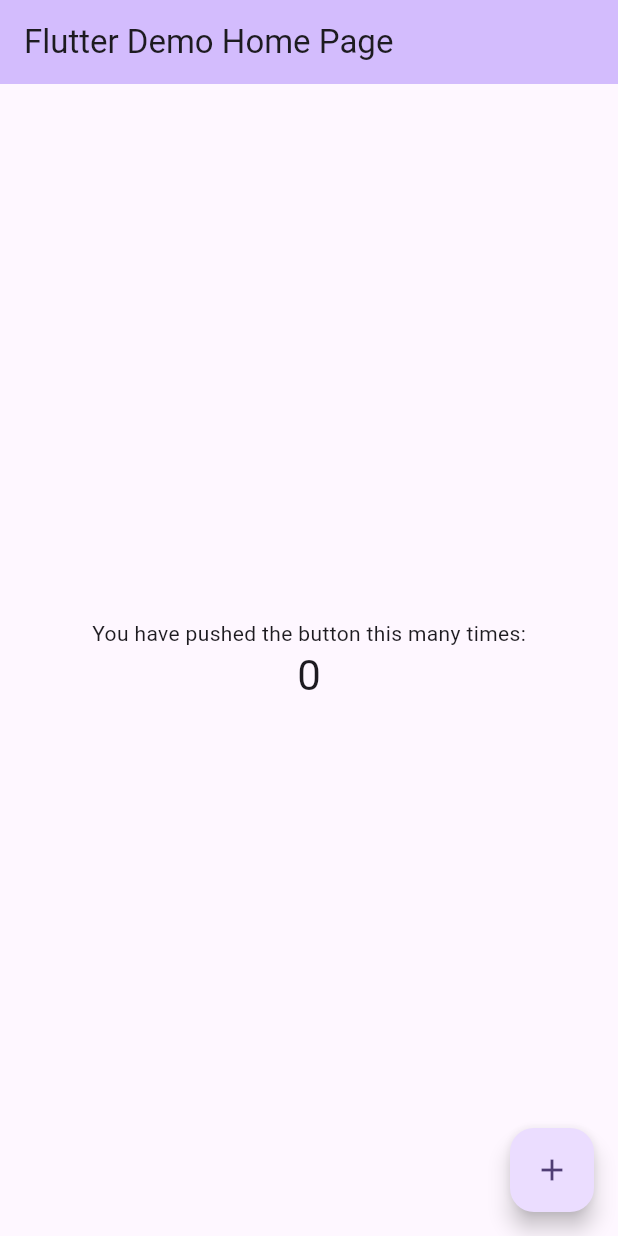
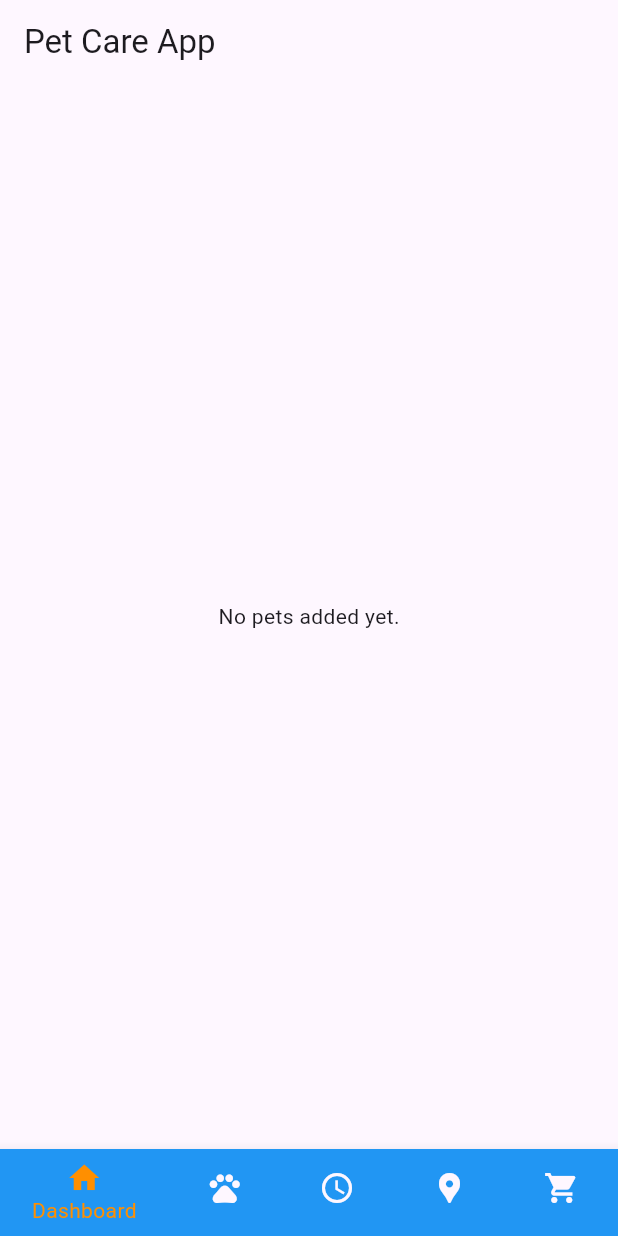
Before and after one commit to bajajku/Pet-Care, a Flutter app: the screen it shows after launch, on a phone screen of 412 x 824 dp. Run offline on Flutter 3.47's test engine with Material 3 defaults, Android fonts, the phone set to English and light mode, and no system bars.

```diff
--- a/lib/Screens/home_screen.dart
+++ b/lib/Screens/home_screen.dart
@@ -0,0 +1,22 @@
+import 'package:flutter/material.dart';
+import 'package:provider/provider.dart';
+import '../providers/pet_provider.dart';
+import '../widgets/pet_card.dart';
+import 'add_pet_screen.dart';
+
+class HomeScreen extends StatelessWidget {
+  static const routeName = '/';
+
+  @override
+  Widget build(BuildContext context) {
+    final petProvider = Provider.of<PetProvider>(context);
+    return Scaffold(
+      body: petProvider.pets.isEmpty
+          ? Center(child: Text('No pets added yet.'))
+          : ListView.builder(
+        itemCount: petProvider.pets.length,
+        itemBuilder: (ctx, index) => PetCard(petProvider.pets[index]),
+      ),
+    );
+  }
+}
--- a/lib/main.dart
+++ b/lib/main.dart
@@ -1,125 +1,30 @@
 import 'package:flutter/material.dart';
+import 'package:pet_care/widgets/bottom_nav_bar.dart';
+import 'package:provider/provider.dart';
+import 'Screens/add_pet_screen.dart';
+import 'Screens/home_screen.dart';
+import 'providers/pet_provider.dart';
 
 void main() {
-  runApp(const MyApp());
+  runApp(const PetCareApp());
 }
 
-class MyApp extends StatelessWidget {
-  const MyApp({super.key});
+class PetCareApp extends StatelessWidget {
+  const PetCareApp({super.key});
 
-  // This widget is the root of your application.
   @override
   Widget build(BuildContext context) {
-    return MaterialApp(
-      title: 'Flutter Demo',
-      theme: ThemeData(
-        // This is the theme of your application.
-        //
-        // TRY THIS: Try running your application with "flutter run". You'll see
-        // the application has a purple toolbar. Then, without quitting the app,
-        // try changing the seedColor in the colorScheme below to Colors.green
-        // and then invoke "hot reload" (save your changes or press the "hot
-        // reload" button in a Flutter-supported IDE, or press "r" if you used
-        // the command line to start the app).
-        //
-        // Notice that the counter didn't reset back to zero; the application
-        // state is not lost during the reload. To reset the state, use hot
-        // restart instead.
-        //
-        // This works for code too, not just values: Most code changes can be
-        // tested with just a hot reload.
-        colorScheme: ColorScheme.fromSeed(seedColor: Colors.deepPurple),
-        useMaterial3: true,
+    return MultiProvider(
+      providers: [
+        ChangeNotifierProvider(create: (_) => PetProvider()), // PetProvider here
+      ],
+      child: MaterialApp(
+        title: 'Pet Care App',
+        theme: ThemeData(
+          primarySwatch: Colors.blue,
+        ),
+        home: BottomNavigationBarExample()
       ),
-      home: const MyHomePage(title: 'Flutter Demo Home Page'),
     );
   }
 }
-
-class MyHomePage extends StatefulWidget {
-  const MyHomePage({super.key, required this.title});
-
-  // This widget is the home page of your application. It is stateful, meaning
-  // that it has a State object (defined below) that contains fields that affect
-  // how it looks.
-
-  // This class is the configuration for the state. It holds the values (in this
-  // case the title) provided by the parent (in this case the App widget) and
-  // used by the build method of the State. Fields in a Widget subclass are
-  // always marked "final".
-
-  final String title;
-
-  @override
-  State<MyHomePage> createState() => _MyHomePageState();
-}
-
-class _MyHomePageState extends State<MyHomePage> {
-  int _counter = 0;
-
-  void _incrementCounter() {
-    setState(() {
-      // This call to setState tells the Flutter framework that something has
-      // changed in this State, which causes it to rerun the build method below
-      // so that the display can reflect the updated values. If we changed
-      // _counter without calling setState(), then the build method would not be
-      // called again, and so nothing would appear to happen.
-      _counter++;
-    });
-  }
-
-  @override
-  Widget build(BuildContext context) {
-    // This method is rerun every time setState is called, for instance as done
-    // by the _incrementCounter method above.
-    //
-    // The Flutter framework has been optimized to make rerunning build methods
-    // fast, so that you can just rebuild anything that needs updating rather
-    // than having to individually change instances of widgets.
-    return Scaffold(
-      appBar: AppBar(
-        // TRY THIS: Try changing the color here to a specific color (to
-        // Colors.amber, perhaps?) and trigger a hot reload to see the AppBar
-        // change color while the other colors stay the same.
-        backgroundColor: Theme.of(context).colorScheme.inversePrimary,
-        // Here we take the value from the MyHomePage object that was created by
-        // the App.build method, and use it to set our appbar title.
-        title: Text(widget.title),
-      ),
-      body: Center(
-        // Center is a layout widget. It takes a single child and positions it
-        // in the middle of the parent.
-        child: Column(
-          // Column is also a layout widget. It takes a list of children and
-          // arranges them vertically. By default, it sizes itself to fit its
-          // children horizontally, and tries to be as tall as its parent.
-          //
-          // Column has various properties to control how it sizes itself and
-          // how it positions its children. Here we use mainAxisAlignment to
-          // center the children vertically; the main axis here is the vertical
-          // axis because Columns are vertical (the cross axis would be
-          // horizontal).
-          //
-          // TRY THIS: Invoke "debug painting" (choose the "Toggle Debug Paint"
-          // action in the IDE, or press "p" in the console), to see the
-          // wireframe for each widget.
-          mainAxisAlignment: MainAxisAlignment.center,
-          children: <Widget>[
-            const Text(
-              'You have pushed the button this many times:',
-            ),
-            Text(
-              '$_counter',
-              style: Theme.of(context).textTheme.headlineMedium,
-            ),
-          ],
-        ),
-      ),
-      floatingActionButton: FloatingActionButton(
-        onPressed: _incrementCounter,
-        tooltip: 'Increment',
-        child: const Icon(Icons.add),
-      ), // This trailing comma makes auto-formatting nicer for build methods.
-    );
-  }
-}
--- /dev/null
+++ b/lib/widgets/bottom_nav_bar.dart
@@ -0,0 +1,101 @@
+import 'package:flutter/material.dart';
+import 'package:pet_care/Screens/home_screen.dart';
+
+void main() => runApp(const PetCareApp());
+
+class PetCareApp extends StatelessWidget {
+  const PetCareApp({super.key});
+
+  @override
+  Widget build(BuildContext context) {
+    return const MaterialApp(
+      home: BottomNavigationBarExample(),
+    );
+  }
+}
+
+class BottomNavigationBarExample extends StatefulWidget {
+  const BottomNavigationBarExample({super.key});
+
+  @override
+  State<BottomNavigationBarExample> createState() => _BottomNavigationBarExampleState();
+}
+
+class _BottomNavigationBarExampleState extends State<BottomNavigationBarExample> {
+
+
+  int _selectedIndex = 0;
+
+  static const TextStyle optionStyle =
+  TextStyle(fontSize: 30, fontWeight: FontWeight.bold);
+
+  static final List<Widget> _widgetOptions = <Widget>[
+    HomeScreen(),        // Home/Dashboard screen
+    Text(
+      'Pets Profile: View and Update Pet Profiles',
+      style: optionStyle,
+    ),
+    Text(
+      'Schedule: Manage Care Schedule',
+      style: optionStyle,
+    ),
+    Text(
+      'Recommendations: Pet-Friendly Places and Services',
+      style: optionStyle,
+    ),
+    Text(
+      'Store: Browse and Order Supplies',
+      style: optionStyle,
+    ),     // Store screen
+  ];
+
+  void _onItemTapped(int index) {
+    setState(() {
+      _selectedIndex = index;
+    });
+  }
+
+  @override
+  Widget build(BuildContext context) {
+    return Scaffold(
+      appBar: AppBar(
+        title: const Text('Pet Care App'),
+      ),
+      body: Center(
+        child: _widgetOptions.elementAt(_selectedIndex),
+      ),
+      bottomNavigationBar: BottomNavigationBar(
+        items: const <BottomNavigationBarItem>[
+          BottomNavigationBarItem(
+            icon: Icon(Icons.home), // Alternatively, use Icons.pets for a paw print
+            label: 'Dashboard',
+            backgroundColor: Colors.blue,
+          ),
+          BottomNavigationBarItem(
+            icon: Icon(Icons.pets), // Pet Silhouette
+            label: 'Pets Profile',
+            backgroundColor: Colors.green,
+          ),
+          BottomNavigationBarItem(
+            icon: Icon(Icons.schedule), // Calendar/Clock
+            label: 'Schedule',
+            backgroundColor: Colors.purple,
+          ),
+          BottomNavigationBarItem(
+            icon: Icon(Icons.location_pin), // Map Pin
+            label: 'Recommendations',
+            backgroundColor: Colors.orange,
+          ),
+          BottomNavigationBarItem(
+            icon: Icon(Icons.shopping_cart), // Shopping Cart
+            label: 'Store',
+            backgroundColor: Colors.red,
+          ),
+        ],
+        currentIndex: _selectedIndex,
+        selectedItemColor: Colors.amber[800],
+        onTap: _onItemTapped,
+      ),
+    );
+  }
+}
```
Also changed, not shown: lib/Screens/add_pet_screen.dart (+97 -0 lines), lib/Screens/splash_screen.dart (added), 3 other files.
